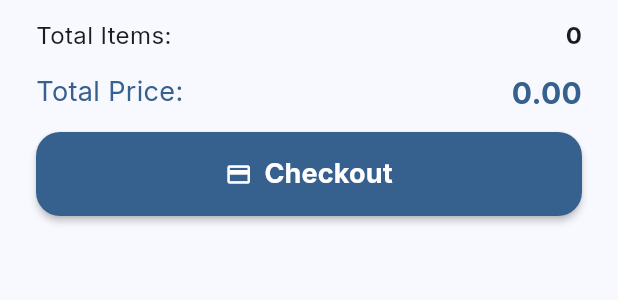
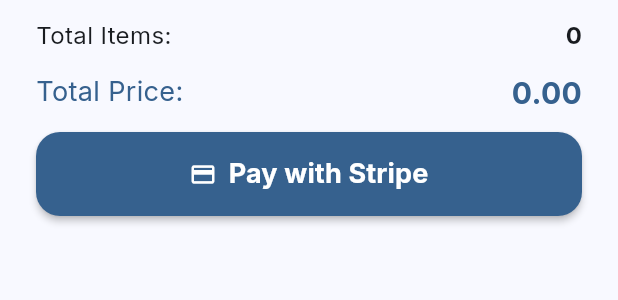
Before and after one commit to Lib1221/ecommerce-full-stack-mobile, a Flutter app: the CartSummary widget shown alone on an empty page, opened directly with empty values, on a phone screen of 412 x 824 dp. Shown: the top 300 px of the screen. Run offline on Flutter 3.47's test engine with Material 3 defaults, Android fonts, the phone set to English and light mode, and no system bars; our stand-ins replace cached_network_image, dio, get, get_storage, google_fonts; missing offline and left inert: flutter_stripe; accounts and stored records are empty; network calls fail.

Commit message:
Implement Stripe payment integration in CartView, enhancing payment processing with improved error handling and user feedback. Refactor CartSummary to remove coupon input and streamline payment functionality.

```diff
--- a/flutter-food_delivery/lib/presentation/pages/cartview/cart_summary.dart
+++ b/flutter-food_delivery/lib/presentation/pages/cartview/cart_summary.dart
@@ -5,12 +5,12 @@ import '../../../core/ui_constants.dart';
 class CartSummary extends StatelessWidget {
   final int totalItems;
   final double totalPrice;
-  final TextEditingController couponController;
+  final VoidCallback onPay;
   const CartSummary(
       {super.key,
       required this.totalItems,
       required this.totalPrice,
-      required this.couponController});
+      required this.onPay});
 
   @override
   Widget build(BuildContext context) {
@@ -49,14 +49,9 @@ class CartSummary extends StatelessWidget {
           SizedBox(
             height: 56,
             child: ElevatedButton.icon(
-              onPressed: () {
-                // UI only, no backend logic
-                ScaffoldMessenger.of(context).showSnackBar(
-                  SnackBar(content: Text('Checkout (UI only)')),
-                );
-              },
+              onPressed: onPay,
               icon: Icon(Icons.payment),
-              label: Text('Checkout',
+              label: Text('Pay with Stripe',
                   style: GoogleFonts.inter(
                       fontWeight: FontWeight.bold, fontSize: 18)),
               style: ElevatedButton.styleFrom(
--- a/flutter-food_delivery/lib/presentation/pages/order_detail_view.dart
+++ b/flutter-food_delivery/lib/presentation/pages/order_detail_view.dart
@@ -7,7 +7,7 @@ class OrderDetailView extends StatelessWidget {
 
   @override
   Widget build(BuildContext context) {
-    final theme = Theme.of(context);
+    Theme.of(context);
     final order = Get.arguments as Map<String, dynamic>?;
     if (order == null) {
       return Scaffold(
```
Also changed, not shown: flutter-food_delivery/lib/payment/pay.dart (+38 -12 lines), flutter-food_delivery/lib/presentation/pages/cartview/cart_view.dart (+24 -1 lines).
